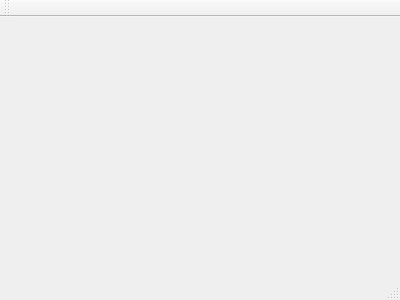
yurijmikhalevich/military-department-journal, file mainwindow.ui: the form before one commit.
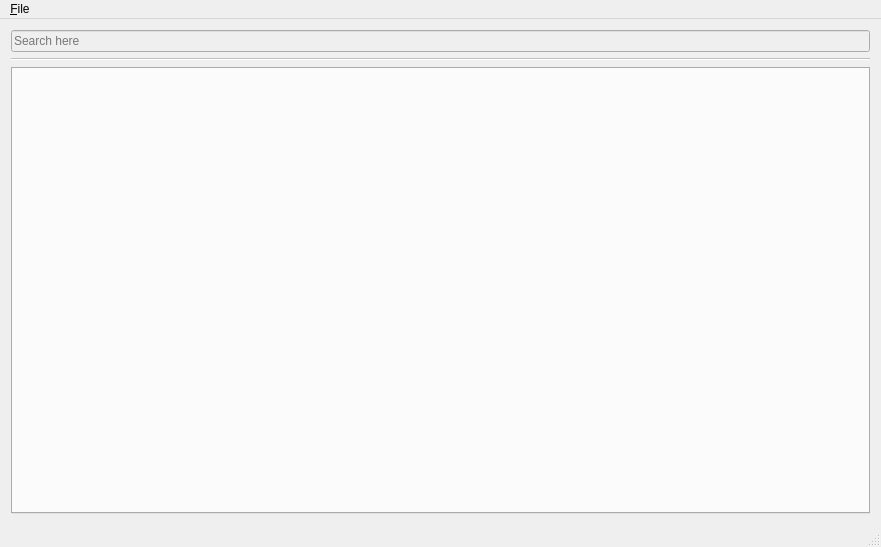
The form after the commit.

Diff of the .ui file:
```diff
--- a/mainwindow.ui
+++ b/mainwindow.ui
@@ -1,24 +1,95 @@
 <ui version="4.0">
  <class>MainWindow</class>
- <widget class="QMainWindow" name="MainWindow" >
-  <property name="geometry" >
+ <widget class="QMainWindow" name="MainWindow">
+  <property name="geometry">
    <rect>
     <x>0</x>
     <y>0</y>
-    <width>400</width>
-    <height>300</height>
+    <width>881</width>
+    <height>547</height>
    </rect>
   </property>
   <property name="windowTitle" >
    <string>MainWindow</string>
   </property>
-  <widget class="QMenuBar" name="menuBar" />
-  <widget class="QToolBar" name="mainToolBar" />
-  <widget class="QWidget" name="centralWidget" />
-  <widget class="QStatusBar" name="statusBar" />
+  <widget class="QWidget" name="centralWidget">
+   <property name="enabled">
+    <bool>false</bool>
+   </property>
+   <property name="currentIndex" stdset="0">
+    <number>-1</number>
+   </property>
+   <layout class="QVBoxLayout" name="verticalLayout">
+    <item>
+     <widget class="QLineEdit" name="globalSearch">
+      <property name="placeholderText">
+       <string>Search here</string>
+      </property>
+     </widget>
+    </item>
+    <item>
+     <widget class="Line" name="line">
+      <property name="orientation">
+       <enum>Qt::Horizontal</enum>
+      </property>
+     </widget>
+    </item>
+    <item>
+     <widget class="QTabWidget" name="tabWidget">
+      <property name="enabled">
+       <bool>true</bool>
+      </property>
+     </widget>
+    </item>
+   </layout>
+  </widget>
+  <widget class="QMenuBar" name="menuBar">
+   <property name="geometry">
+    <rect>
+     <x>0</x>
+     <y>0</y>
+     <width>881</width>
+     <height>28</height>
+    </rect>
+   </property>
+   <widget class="QMenu" name="menu_File">
+    <property name="title">
+     <string>&amp;File</string>
+    </property>
+    <addaction name="action_New"/>
+    <addaction name="action_Open"/>
+    <addaction name="separator"/>
+    <addaction name="action_Quit"/>
+   </widget>
+   <addaction name="menu_File"/>
+  </widget>
+  <widget class="QStatusBar" name="statusBar"/>
+  <action name="action_New">
+   <property name="text">
+    <string>&amp;New</string>
+   </property>
+   <property name="shortcut">
+    <string>Ctrl+N</string>
+   </property>
+  </action>
+  <action name="action_Open">
+   <property name="text">
+    <string>&amp;Open</string>
+   </property>
+   <property name="shortcut">
+    <string>Ctrl+O</string>
+   </property>
+  </action>
+  <action name="action_Quit">
+   <property name="text">
+    <string>&amp;Quit</string>
+   </property>
+   <property name="shortcut">
+    <string>Ctrl+Q</string>
+   </property>
+  </action>
  </widget>
- <layoutDefault spacing="6" margin="11" />
- <pixmapfunction></pixmapfunction>
+ <layoutdefault spacing="6" margin="11"/>
  <resources/>
  <connections/>
 </ui>
```
Left out of the diff: 24 changed lines with no effect on the pictures.
